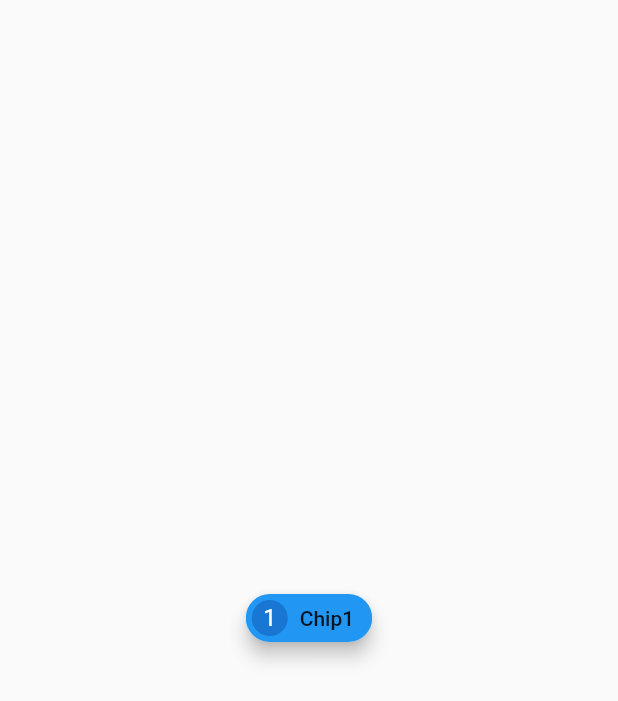
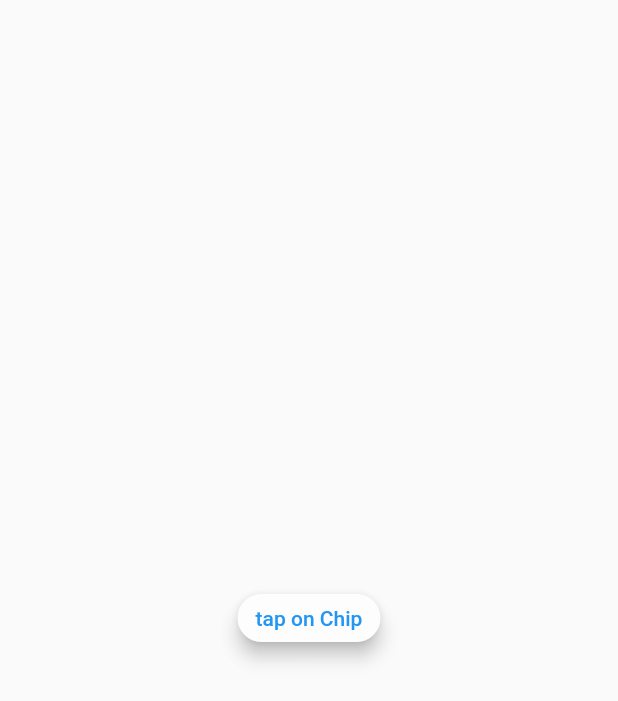
Before and after one commit to bhumit822/flutter_catalog, a Flutter app: the ChipImplementation screen opened directly, on a phone screen of 412 x 824 dp. Shown: the top 701 px of the screen. Run offline on Flutter 3.47's test engine with Material 2 defaults, Android fonts, the phone set to English and light mode, and no system bars; our stand-ins replace google_fonts.

Commit message:
first commit

```diff
--- a/lib/widget_list/chip.dart
+++ b/lib/widget_list/chip.dart
@@ -1,20 +1,41 @@
 import 'package:flutter/material.dart';
 import 'package:flutter_catalog/models/codeString.dart';
 
-class ChipImplementation extends StatelessWidget {
+class ChipImplementation extends StatefulWidget {
   const ChipImplementation({Key? key}) : super(key: key);
 
+  @override
+  State<ChipImplementation> createState() => _ChipImplementationState();
+}
+
+class _ChipImplementationState extends State<ChipImplementation> {
+  bool _isSelected = false;
   @override
   Widget build(BuildContext context) {
     return Scaffold(
       body: Center(
+        child: InkWell(
+          hoverColor: Colors.transparent,
+          highlightColor: Colors.transparent,
+          splashColor: Colors.transparent,
           child: Chip(
-              backgroundColor: Colors.blue,
-              avatar: CircleAvatar(
-                child: Text("1"),
-              ),
+              backgroundColor:
+                  _isSelected ? Colors.blue : Colors.white.withOpacity(0.6),
+              avatar:
+                  _isSelected ? CircleAvatar(child: Icon(Icons.done)) : null,
               elevation: 5,
-              label: Text("Chip1"))),
+              label: Text(
+                "tap on Chip",
+                style:
+                    TextStyle(color: _isSelected ? Colors.white : Colors.blue),
+              )),
+          onTap: () {
+            setState(() {
+              _isSelected = !_isSelected;
+            });
+          },
+        ),
+      ),
     );
   }
 }
```
